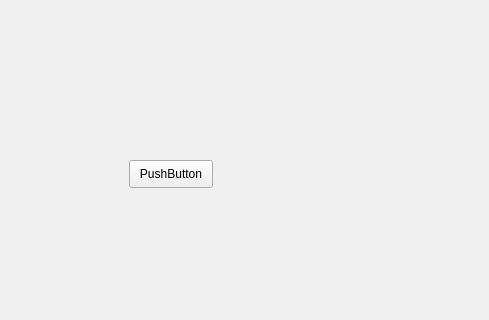
Before: the Qt Designer form Game/mainwindow.ui in kanniai/tuni-programming, drawn with Qt 5; both pictures show x 311 to 800 and y 0 to 320 of the 800 by 600 pixel window.
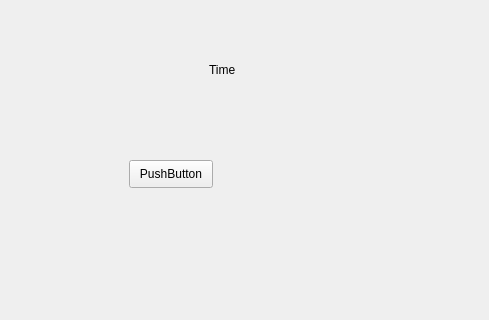
After: the same form once the commit is applied.

The edit to the form file:
```diff
--- a/Game/mainwindow.ui
+++ b/Game/mainwindow.ui
@@ -37,6 +37,19 @@
      <string>PushButton</string>
     </property>
    </widget>
+   <widget class="QLabel" name="runningTime">
+    <property name="geometry">
+     <rect>
+      <x>520</x>
+      <y>60</y>
+      <width>63</width>
+      <height>20</height>
+     </rect>
+    </property>
+    <property name="text">
+     <string>Time</string>
+    </property>
+   </widget>
   </widget>
   <widget class="QMenuBar" name="menubar">
    <property name="geometry">
```
